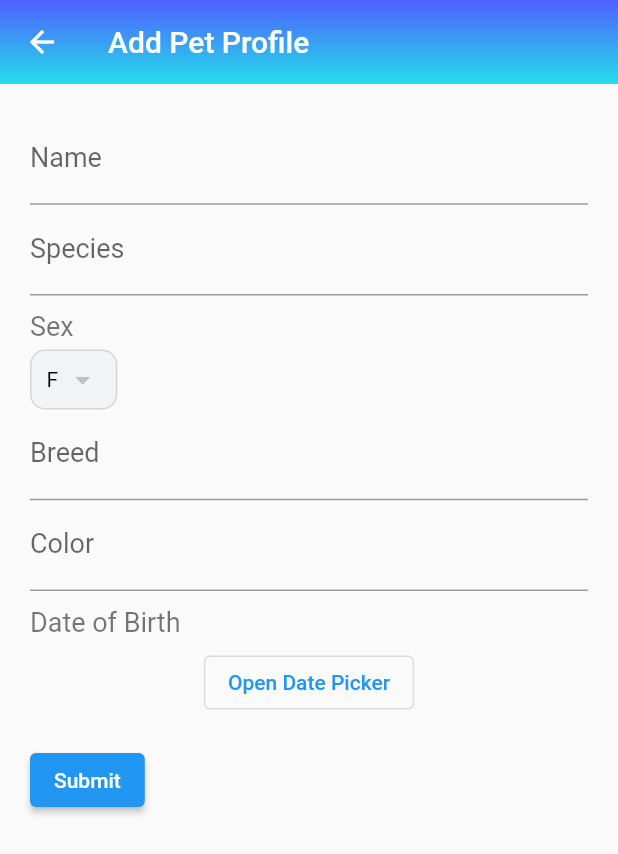
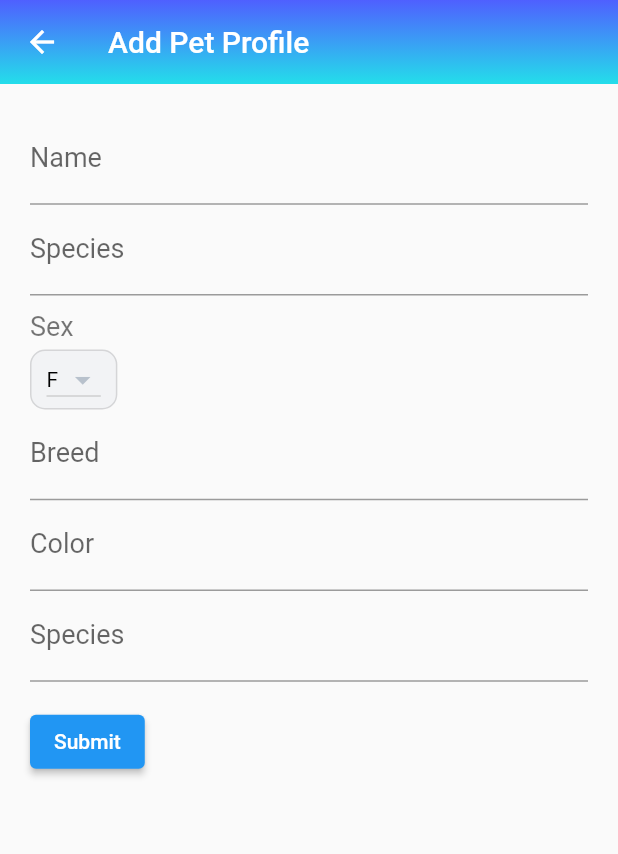
Before and after one commit to abichoi/Happy_Paws, a Flutter app: the screen it shows after launch, after a tap on the "add" icon, on a phone screen of 412 x 824 dp. Shown: the top 854 px of the screen. Run offline on Flutter 3.47's test engine with Material 2 defaults, Android fonts, the phone set to English and light mode, and no system bars; our stand-ins replace firebase_database, flutter_boxicons; accounts and stored records are empty.

Commit message:
Modify add profile

```diff
--- a/lib/AddContact.dart
+++ b/lib/AddContact.dart
@@ -4,12 +4,12 @@ class AddContactFormWidget extends StatefulWidget {
   const AddContactFormWidget({Key? key}) : super(key: key);
 
   @override
-  State<AddContactFormWidget> createState() => AddContactFormWidgetState();
+  State<AddContactFormWidget> createState() => _AddContactFormWidgetState();
 }
 
 
-class AddContactFormWidgetState extends State<AddContactFormWidget> {
-  final GlobalKey<FormState> _formKey = GlobalKey<FormState>();
+class _AddContactFormWidgetState extends State<AddContactFormWidget> {
+  final _formKey = GlobalKey<FormState>();
   final List<String> _choosen = [];
   final List<String> _data= [];
   bool _selected1 = false;
--- a/lib/AddProfile.dart
+++ b/lib/AddProfile.dart
@@ -1,5 +1,6 @@
 import 'package:flutter/material.dart';
-import 'dropdownsex.dart';
+import 'package:firebase_database/firebase_database.dart';
+// import 'dropdownsex.dart';
 import 'datepicker.dart';
 
 class AddProfileFormWidget extends StatefulWidget {
@@ -11,19 +12,36 @@ class AddProfileFormWidget extends StatefulWidget {
 
 
 class AddProfileFormWidgetState extends State<AddProfileFormWidget> {
-  final GlobalKey<FormState> _formKey = GlobalKey<FormState>();
+  late DatabaseReference _ref;
+  final _formKey = GlobalKey<FormState>();
+  final _name = TextEditingController();
+  final _species = TextEditingController();
+  String _sex = '';
+  final _breed = TextEditingController();
+  final _color = TextEditingController();
+  final _dob = TextEditingController();
+  final List<String> _dropdownlistValueSex = ['F', 'M'];
+  String _showvalue = 'F';
+
   @override
+  void initState() {
+    super.initState();
+    _ref = FirebaseDatabase.instance.reference().child('PetProfile');
+  }
+
   Widget build(BuildContext context) {
+    //form widget
     return Form(
       key: _formKey,
       child: Column(
         crossAxisAlignment: CrossAxisAlignment.start,
         children: <Widget>[
           TextFormField(
+            controller: _name,
             decoration: const InputDecoration(
               hintText: 'Enter the Name',
               labelText: 'Name',
-                labelStyle:TextStyle(fontSize: 18),
+              labelStyle: TextStyle(fontSize: 18),
             ),
             validator: (String? value) {
               if (value == null || value.isEmpty) {
@@ -35,38 +53,78 @@ class AddProfileFormWidgetState extends State<AddProfileFormWidget> {
 
 
           TextFormField(
+            controller: _species,
             decoration: const InputDecoration(
               hintText: 'Enter the species',
               labelText: 'Species',
-                    labelStyle:TextStyle(fontSize: 18),
+              labelStyle: TextStyle(fontSize: 18),
             ),
             validator: (String? value) {
               if (value == null || value.isEmpty) {
-                      return 'Please enter the phone number';
+                return 'Please enter the species';
               }
               return null;
             },
           ),
+          // TextFormField(
+          //   controller: _sex,
+          //   decoration: const InputDecoration(
+          //     hintText: 'Enter the sex',
+          //     labelText: 'Species',
+          //     labelStyle:TextStyle(fontSize: 18),
+          //   ),
+          //   validator: (String? value) {
+          //     if (value == null || value.isEmpty) {
+          //       return 'Please enter the sex (F/M)';
+          //     }
+          //     return null;
+          //   },
+          // ),
           const Padding(
-                  padding: EdgeInsets.fromLTRB(0,10,0,5),
-                  child: Text('Sex', style: TextStyle(fontSize:18, color: Colors.black54)),
+            padding: EdgeInsets.fromLTRB(0, 10, 0, 5),
+            child: Text(
+                'Sex', style: TextStyle(fontSize: 18, color: Colors.black54)),
           ),
           Container(
             height: 40.0,
-                  padding: const EdgeInsets.fromLTRB(10,0,10,0),
+            padding: const EdgeInsets.fromLTRB(10, 0, 10, 0),
             decoration: BoxDecoration(
                 color: const Color(0xFFF2F3F5),
                 borderRadius: BorderRadius.circular(10),
                 border: Border.all(color: Colors.black12)
             ),
-                  child: const SexDropDownWidget(),
+            // child: const SexDropDownWidget(),
+            child: DropdownButton<String>(
+              value: _showvalue,
+              icon: const Icon(Icons.arrow_drop_down_outlined),
+              elevation: 16,
+              style: const TextStyle(color: Colors.black),
+              borderRadius: const BorderRadius.all(Radius.circular(8.0)),
+              dropdownColor: const Color(0xFFF2F3F5),
+              iconEnabledColor: const Color(0xFFB8C1CC),
+              onChanged: (String? newValue) {
+                setState(() {
+                  _showvalue = newValue!;
+                  _sex = _showvalue;
+                });
+              },
+              items: _dropdownlistValueSex
+                  .map<DropdownMenuItem<String>>((String value) {
+                return DropdownMenuItem<String>(
+                  value: value,
+                  child: Text(value),
+                );
+              }).toList(),
+            ),
           ),
 
+
           TextFormField(
+            controller: _breed,
             decoration: const InputDecoration(
               hintText: 'Enter the breed',
               labelText: 'Breed',
-                labelStyle:TextStyle(fontSize: 18),
+              labelStyle: TextStyle(fontSize: 18),
             ),
             validator: (String? value) {
               if (value == null || value.isEmpty) {
@@ -76,10 +134,11 @@ class AddProfileFormWidgetState extends State<AddProfileFormWidget> {
             },
           ),
           TextFormField(
+            controller: _color,
             decoration: const InputDecoration(
               hintText: 'Enter the color',
               labelText: 'Color',
-                labelStyle:TextStyle(fontSize: 18),
+              labelStyle: TextStyle(fontSize: 18),
             ),
             validator: (String? value) {
               if (value == null || value.isEmpty) {
@@ -88,17 +147,30 @@ class AddProfileFormWidgetState extends State<AddProfileFormWidget> {
               return null;
             },
           ),
-          const Padding(
-            padding: EdgeInsets.fromLTRB(0,10,0,5),
-            child: Text('Date of Birth', style: TextStyle(fontSize:18, color: Colors.black54)),
+          TextFormField(
+            controller: _dob,
+            decoration: const InputDecoration(
+              hintText: 'Enter the species',
+              labelText: 'Species',
+              labelStyle: TextStyle(fontSize: 18),
             ),
-          Container(height: 50, child: DatePicker(),),
+            validator: (String? value) {
+              if (value == null || value.isEmpty) {
+                return 'Please enter the date of birth (dd/mm/yyyy)';
+              }
+              return null;
+            },
+          ),
+          // const Padding(
+          //   padding: EdgeInsets.fromLTRB(0,10,0,5),
+          //   child: Text('Date of Birth', style: TextStyle(fontSize:18, color: Colors.black54)),
+          // ),
+          // Container(height: 50, child: DatePicker(),),
           Padding(
             padding: const EdgeInsets.symmetric(vertical: 16.0),
             child: ElevatedButton(
               onPressed: () {
-                // Validate will return true if the form is valid, or false if
-                // the form is invalid.
+                savePetProfile();
               },
               child: const Text('Submit'),
             ),
@@ -107,7 +179,31 @@ class AddProfileFormWidgetState extends State<AddProfileFormWidget> {
       ),
     );
   }
+
+
+  void savePetProfile() {
+    String name = _name.text;
+    String species = _species.text;
+    String sex = _sex;
+    String breed = _breed.text;
+    String color = _color.text;
+    String dob = _dob.text;
+
+    Map<String, String> petprofile = {
+      'name': name,
+      'species': species,
+      'sex': sex,
+      'breed': breed,
+      'color': color,
+      'dob': dob,
+    };
+
+    _ref.push().set(petprofile).then((value) {
+      Navigator.pop(context);
+    });
   }
+}
+
 
 class AddProfilePage extends StatelessWidget{
   const AddProfilePage({Key? key}) : super(key: key);
--- a/lib/dropdownsex.dart
+++ b/lib/dropdownsex.dart
@@ -1,7 +1,7 @@
 import 'package:flutter/material.dart';
 
-final List<String> sexlist = ['F','M'];
-final List<String> dropdownlistValue = sexlist;
+final List<String> _sexlist = ['F','M'];
+final List<String> _dropdownlistValue = _sexlist;
 
 class SexDropDownWidget extends StatefulWidget {
   const SexDropDownWidget( {Key? key}) : super(key: key);
@@ -13,11 +13,12 @@ class SexDropDownWidget extends StatefulWidget {
 
 class _SexDropDownWidgetState extends State<SexDropDownWidget> {
   @override
-  String showvalue = dropdownlistValue.first;
+  String _showvalue = _dropdownlistValue.first;
+  String selectedPetSex = '';
   Widget build(BuildContext context) {
     return DropdownButtonHideUnderline(
     child: DropdownButton<String>(
-        value: showvalue,
+        value: _showvalue,
         icon: const Icon(Icons.arrow_drop_down_outlined),
         elevation: 16,
         style: const TextStyle(color: Colors.black),
@@ -26,10 +27,11 @@ class _SexDropDownWidgetState extends State<SexDropDownWidget> {
         iconEnabledColor:const Color(0xFFB8C1CC),
         onChanged: (String? newValue) {
           setState(() {
-            showvalue = newValue!;
+            _showvalue = newValue!;
+            selectedPetSex = _showvalue;
           });
         },
-        items: dropdownlistValue
+        items: _dropdownlistValue
             .map<DropdownMenuItem<String>>((String value) {
           return DropdownMenuItem<String>(
             value: value,
--- a/lib/main.dart
+++ b/lib/main.dart
@@ -14,7 +14,7 @@ class MyApp extends StatelessWidget {
 
   @override
   Widget build(BuildContext context) {
-    return MaterialApp(
+    return const MaterialApp(
       title: 'Welcome to Flutter',
       home: MyStatefulWidget(),
     );
--- a/pubspec.yaml
+++ b/pubspec.yaml
@@ -35,6 +35,11 @@ dependencies:
   # Use with the CupertinoIcons class for iOS style icons.
   cupertino_icons: ^1.0.2
   flutter_boxicons: ^3.0.0
+  firebase_core: ^1.15.0
+  firebase_auth: ^3.3.15
+  cloud_firestore: ^3.1.13
+  provider: ^6.0.2
+  firebase_database: ^9.0.12
 
 dev_dependencies:
   flutter_test:
```
Also changed, not shown: pubspec.lock, 2 other files. Lines whose indentation alone changed are shown as unchanged.
